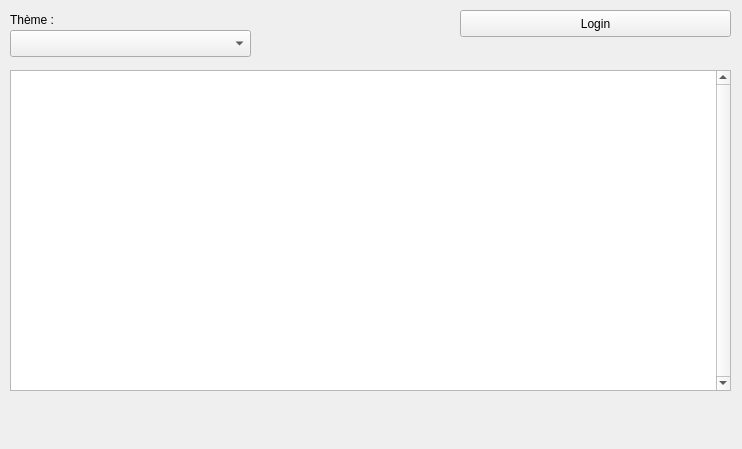
Old version of the form tellae_services_dialog_base.ui in the repository tellae/qgis-tellae-plugin.
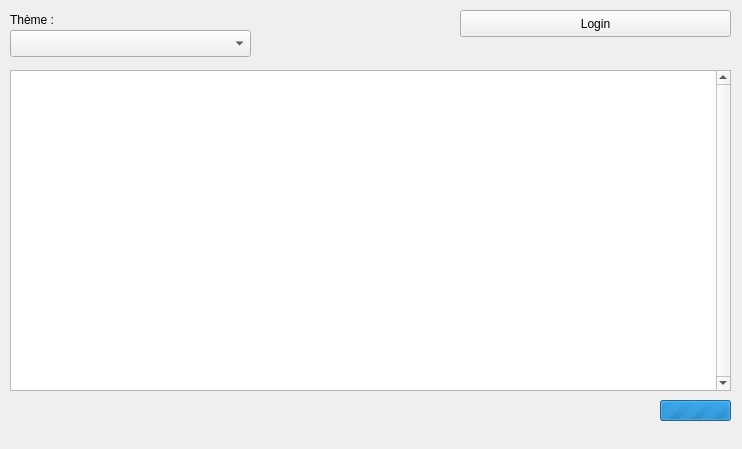
New version of the form.

Commit message: improve loading display

```diff
--- a/tellae_services_dialog_base.ui
+++ b/tellae_services_dialog_base.ui
@@ -49,7 +49,7 @@
     <rect>
      <x>10</x>
      <y>400</y>
-     <width>721</width>
+     <width>641</width>
      <height>41</height>
     </rect>
    </property>
@@ -123,6 +123,37 @@
     <bool>false</bool>
    </property>
   </widget>
+  <widget class="QProgressBar" name="progressBar">
+   <property name="enabled">
+    <bool>true</bool>
+   </property>
+   <property name="geometry">
+    <rect>
+     <x>660</x>
+     <y>400</y>
+     <width>71</width>
+     <height>21</height>
+    </rect>
+   </property>
+   <property name="sizePolicy">
+    <sizepolicy hsizetype="Expanding" vsizetype="Fixed">
+     <horstretch>0</horstretch>
+     <verstretch>0</verstretch>
+    </sizepolicy>
+   </property>
+   <property name="maximum">
+    <number>0</number>
+   </property>
+   <property name="value">
+    <number>-1</number>
+   </property>
+   <property name="textVisible">
+    <bool>true</bool>
+   </property>
+   <property name="invertedAppearance">
+    <bool>false</bool>
+   </property>
+  </widget>
  </widget>
  <resources/>
  <connections/>
```
The commit also changes 2 other files.
